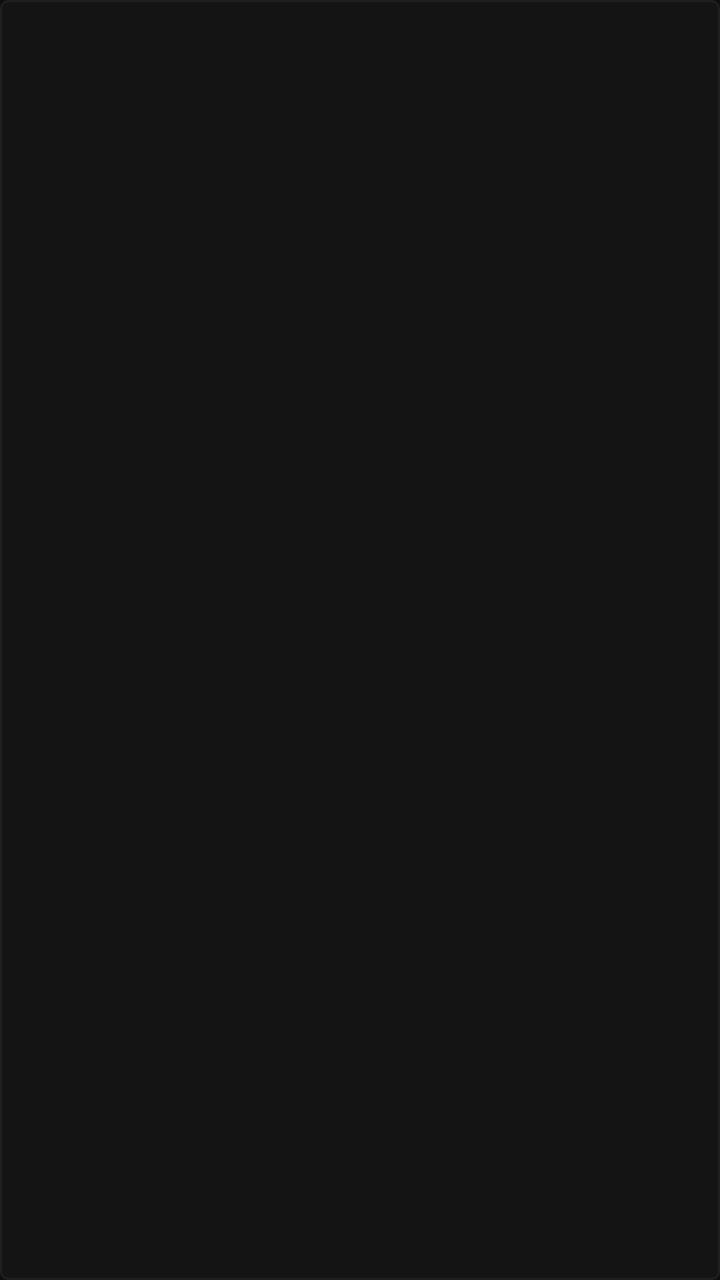
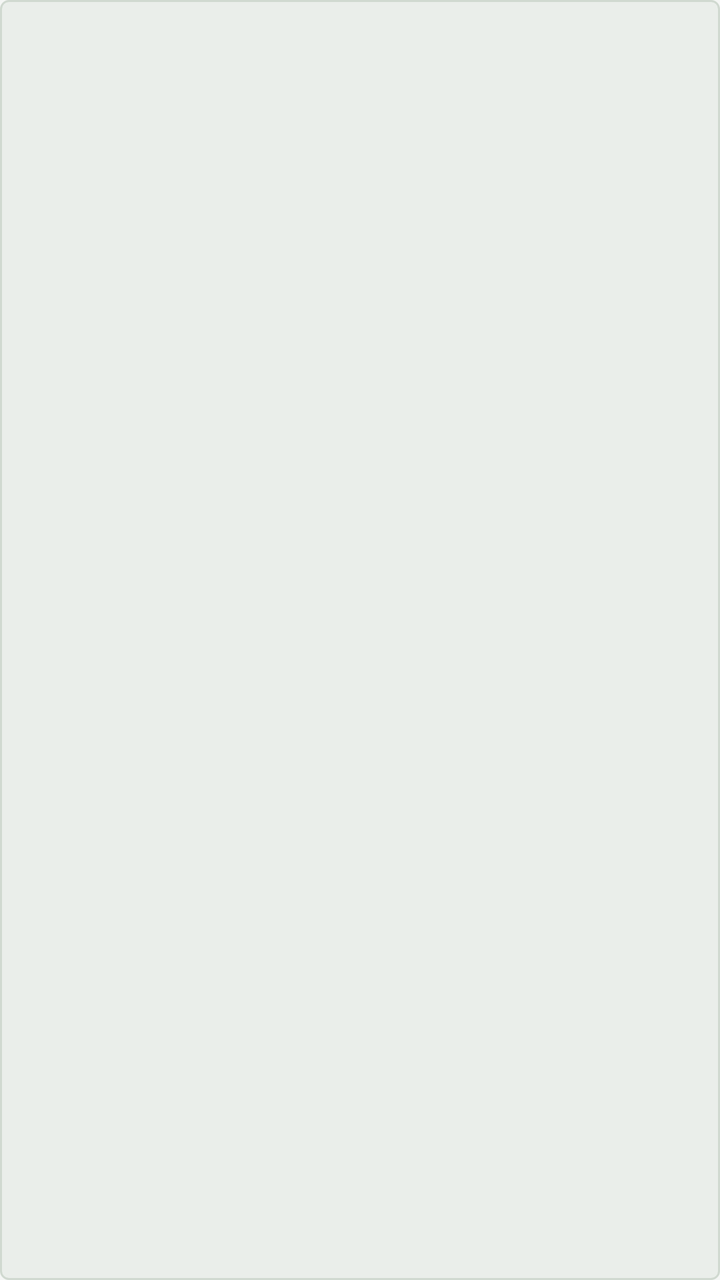

The first picture is an Android layout as it rendered before a commit; the second is the same layout after the commit. The layout source and the unified diff follow.
<!-- AndroidManifest.xml: application theme Theme.FontLens -->
<!-- res/layout/item_glyph_cell.xml -->
<?xml version="1.0" encoding="utf-8"?>
<LinearLayout
    xmlns:android="http://schemas.android.com/apk/res/android"
    android:layout_width="@dimen/glyph_cell_size"
    android:layout_height="@dimen/glyph_cell_size"
    android:orientation="vertical"
    android:gravity="center"
    android:padding="4dp"
    android:background="@drawable/bg_glyph_cell"
    android:clickable="true"
    android:focusable="true">

    <TextView
        android:id="@+id/tv_glyph"
        android:layout_width="wrap_content"
        android:layout_height="0dp"
        android:layout_weight="1"
        android:gravity="center"
        android:textSize="24sp"
        android:textColor="@color/text_primary"
        android:maxLines="1" />

    <TextView
        android:id="@+id/tv_codepoint"
        android:layout_width="wrap_content"
        android:layout_height="wrap_content"
        android:textSize="8sp"
        android:textColor="@color/text_muted"
        android:fontFamily="monospace"
        android:maxLines="1" />

</LinearLayout>
<!-- resources referenced by this layout -->
<resources>
  <color name="text_muted">#666666</color>
  <color name="text_primary">#E0E0E0</color>
  <dimen name="glyph_cell_size">72dp</dimen>
  <!-- drawable bg_glyph_cell (drawable) -->
  <?xml version="1.0" encoding="utf-8"?>
  <ripple xmlns:android="http://schemas.android.com/apk/res/android" android:color="#33E8C547">
      <item>
          <shape android:shape="rectangle">
              <solid android:color="#141414"/>
              <stroke android:width="1dp" android:color="#1F1F1F"/>
              <corners android:radius="4dp"/>
          </shape>
      </item>
  </ripple>
  <style name="Theme.FontLens" parent="Theme.MaterialComponents.DayNight.NoActionBar">
          <item name="colorPrimary">@color/accent</item>
          <item name="colorPrimaryVariant">@color/accent_dim</item>
          <item name="colorOnPrimary">@color/bg_primary</item>
          <item name="colorSecondary">@color/accent</item>
          <item name="colorSurface">@color/bg_surface</item>
          <item name="colorOnSurface">@color/text_primary</item>
          <item name="android:colorBackground">@color/bg_primary</item>
          <item name="android:windowBackground">@color/bg_primary</item>
          <item name="android:statusBarColor">@color/bg_sidebar</item>
          <item name="android:navigationBarColor">@color/bg_sidebar</item>
          <item name="android:textColorPrimary">@color/text_primary</item>
          <item name="android:textColorSecondary">@color/text_secondary</item>
          <item name="materialCardViewStyle">@style/CardStyle</item>
      </style>
  <color name="accent">#E8C547</color>
  <color name="accent_dim">#1A1800</color>
  <color name="bg_primary">#0E0E0E</color>
  <color name="bg_surface">#141414</color>
  <color name="bg_sidebar">#0A0A0A</color>
  <color name="text_secondary">#AAAAAA</color>
  <style name="CardStyle" parent="Widget.MaterialComponents.CardView">
          <item name="cardBackgroundColor">@color/bg_surface</item>
          <item name="cardCornerRadius">8dp</item>
          <item name="cardElevation">0dp</item>
          <item name="strokeColor">@color/divider</item>
          <item name="strokeWidth">1dp</item>
      </style>
  <color name="divider">#1F1F1F</color>
</resources>

<!-- the commit's change to res/layout/item_glyph_cell.xml (unified diff, before → after) -->
@@ -16,8 +16,8 @@
         android:layout_height="0dp"
         android:layout_weight="1"
         android:gravity="center"
-        android:textSize="24sp"
-        android:textColor="@color/text_primary"
+        android:textSize="26sp"
+        android:textColor="?attr/textPrimary"
         android:maxLines="1" />
 
     <TextView
@@ -25,7 +25,7 @@
         android:layout_width="wrap_content"
         android:layout_height="wrap_content"
         android:textSize="8sp"
-        android:textColor="@color/text_muted"
+        android:textColor="?attr/textMuted"
         android:fontFamily="monospace"
         android:maxLines="1" />
 
<!-- resource entries referenced after the edit -->
@@ -1,47 +1,54 @@
 <!-- resources referenced by this layout -->
 <resources>
-  <color name="text_muted">#666666</color>
-  <color name="text_primary">#E0E0E0</color>
   <dimen name="glyph_cell_size">72dp</dimen>
   <!-- drawable bg_glyph_cell (drawable) -->
   <?xml version="1.0" encoding="utf-8"?>
-  <ripple xmlns:android="http://schemas.android.com/apk/res/android" android:color="#33E8C547">
+  <ripple xmlns:android="http://schemas.android.com/apk/res/android" android:color="?attr/accentDim">
       <item>
           <shape android:shape="rectangle">
-              <solid android:color="#141414"/>
-              <stroke android:width="1dp" android:color="#1F1F1F"/>
+              <solid android:color="?attr/bgElevated"/>
+              <stroke android:width="1dp" android:color="?attr/dividerColor"/>
               <corners android:radius="4dp"/>
           </shape>
       </item>
   </ripple>
-  <style name="Theme.FontLens" parent="Theme.MaterialComponents.DayNight.NoActionBar">
-          <item name="colorPrimary">@color/accent</item>
-          <item name="colorPrimaryVariant">@color/accent_dim</item>
-          <item name="colorOnPrimary">@color/bg_primary</item>
-          <item name="colorSecondary">@color/accent</item>
-          <item name="colorSurface">@color/bg_surface</item>
-          <item name="colorOnSurface">@color/text_primary</item>
-          <item name="android:colorBackground">@color/bg_primary</item>
-          <item name="android:windowBackground">@color/bg_primary</item>
-          <item name="android:statusBarColor">@color/bg_sidebar</item>
-          <item name="android:navigationBarColor">@color/bg_sidebar</item>
-          <item name="android:textColorPrimary">@color/text_primary</item>
-          <item name="android:textColorSecondary">@color/text_secondary</item>
-          <item name="materialCardViewStyle">@style/CardStyle</item>
+  <style name="Theme.FontLens" parent="Theme.FontLens.Green.Light" />
+  <style name="Theme.FontLens.Green.Light" parent="Theme.MaterialComponents.Light.NoActionBar">
+          <item name="colorPrimary">@color/green_light_accent</item>
+          <item name="colorPrimaryVariant">@color/green_light_accent_dim</item>
+          <item name="colorOnPrimary">#FFFFFF</item>
+          <item name="colorSecondary">@color/green_light_accent</item>
+          <item name="colorSurface">@color/green_light_bg_surface</item>
+          <item name="colorOnSurface">@color/green_light_text_primary</item>
+          <item name="android:colorBackground">@color/green_light_bg_primary</item>
+          <item name="android:windowBackground">@color/green_light_bg_primary</item>
+          <item name="android:statusBarColor">@color/green_light_bg_sidebar</item>
+          <item name="android:navigationBarColor">@color/green_light_bg_sidebar</item>
+          <item name="android:textColorPrimary">@color/green_light_text_primary</item>
+          <item name="android:textColorSecondary">@color/green_light_text_secondary</item>
+          
+          <item name="bgPrimary">@color/green_light_bg_primary</item>
+          <item name="bgSurface">@color/green_light_bg_surface</item>
+          <item name="bgElevated">@color/green_light_bg_elevated</item>
+          <item name="bgSidebar">@color/green_light_bg_sidebar</item>
+          <item name="accentColor">@color/green_light_accent</item>
+          <item name="accentDim">@color/green_light_accent_dim</item>
+          <item name="textPrimary">@color/green_light_text_primary</item>
+          <item name="textSecondary">@color/green_light_text_secondary</item>
+          <item name="textMuted">@color/green_light_text_muted</item>
+          <item name="dividerColor">@color/green_light_divider</item>
+          <item name="borderColor">@color/green_light_border</item>
       </style>
-  <color name="accent">#E8C547</color>
-  <color name="accent_dim">#1A1800</color>
-  <color name="bg_primary">#0E0E0E</color>
-  <color name="bg_surface">#141414</color>
-  <color name="bg_sidebar">#0A0A0A</color>
-  <color name="text_secondary">#AAAAAA</color>
-  <style name="CardStyle" parent="Widget.MaterialComponents.CardView">
-          <item name="cardBackgroundColor">@color/bg_surface</item>
-          <item name="cardCornerRadius">8dp</item>
-          <item name="cardElevation">0dp</item>
-          <item name="strokeColor">@color/divider</item>
-          <item name="strokeWidth">1dp</item>
-      </style>
-  <color name="divider">#1F1F1F</color>
+  <color name="green_light_accent">#2E7D32</color>
+  <color name="green_light_accent_dim">#C8E6C9</color>
+  <color name="green_light_bg_surface">#FFFFFF</color>
+  <color name="green_light_text_primary">#1B1B1B</color>
+  <color name="green_light_bg_primary">#F4F6F4</color>
+  <color name="green_light_bg_sidebar">#DDE5DD</color>
+  <color name="green_light_text_secondary">#4A4A4A</color>
+  <color name="green_light_bg_elevated">#EAEEEA</color>
+  <color name="green_light_text_muted">#888888</color>
+  <color name="green_light_divider">#D0D9D0</color>
+  <color name="green_light_border">#B8C8B8</color>
 </resources>
 
